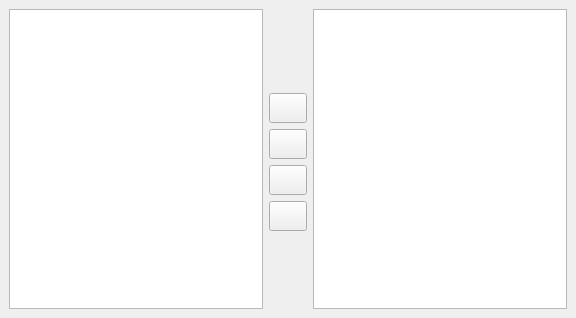
Before: the Qt Designer form src/Gui/DlgWorkbenches.ui in PrzemoF/FreeCAD, drawn with Qt 5.
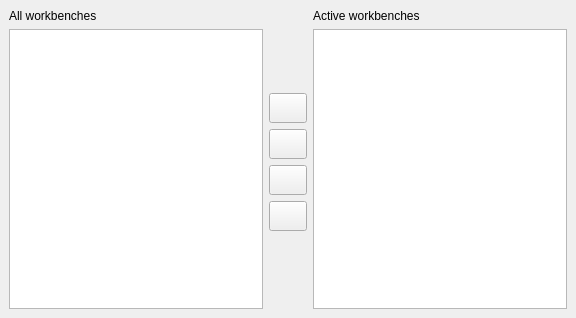
After: the same form once the commit is applied. Icons and pictures are not drawn.

Patch:
```diff
--- a/src/Gui/DlgWorkbenches.ui
+++ b/src/Gui/DlgWorkbenches.ui
@@ -173,6 +173,13 @@
      <property name="margin">
       <number>0</number>
      </property>
+     <item>
+      <widget class="QLabel" name="label">
+       <property name="text">
+        <string>All workbenches</string>
+       </property>
+      </widget>
+     </item>
      <item>
       <widget class="QListWidget" name="lw_all_workbenches"/>
      </item>
@@ -186,6 +193,13 @@
      <property name="margin">
       <number>0</number>
      </property>
+     <item>
+      <widget class="QLabel" name="label_2">
+       <property name="text">
+        <string>Active workbenches</string>
+       </property>
+      </widget>
+     </item>
      <item>
       <widget class="QListWidget" name="lw_active_workbenches"/>
      </item>
```
